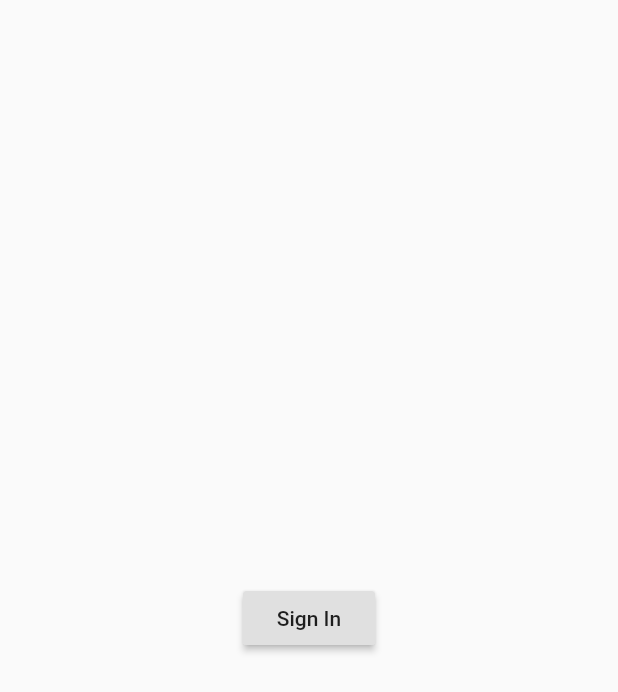
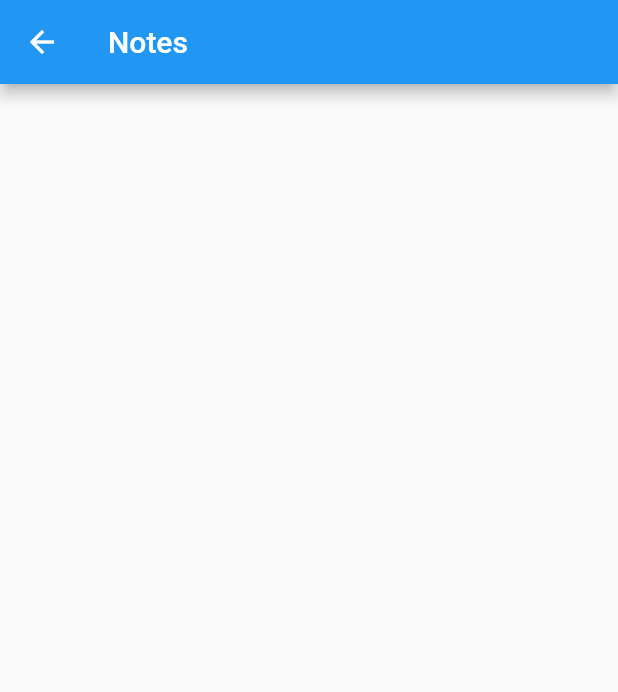
Before and after one commit to Divyanshu9676/notes, a Flutter app: the screen it shows after launch, after a tap on "Sign In", on a phone screen of 412 x 824 dp. Shown: the top 692 px of the screen. Run offline on Flutter 3.47's test engine with Material 2 defaults, Android fonts, the phone set to English and light mode, and no system bars; our stand-ins replace cloud_firestore, firebase_auth, firebase_core, google_sign_in, sqflite; accounts and stored records are empty.

Commit message:
Add files via upload

```diff
--- a/lib/pages/auth.dart
+++ b/lib/pages/auth.dart
@@ -5,6 +5,7 @@ import 'package:flutter/rendering.dart';
 import 'package:google_sign_in/google_sign_in.dart';
 import 'package:notes3/pages/test.dart';
 import 'package:notes3/pages/database.dart';
+import 'package:notes3/pages/show.dart';
 
 class AuthScreen extends StatefulWidget {
   @override
@@ -18,9 +19,13 @@ class _AuthScreen extends State<AuthScreen> {
   List a;
 
   Future<void> intoapp() async {
-    final result = await InternetAddress.lookup('google.com');
-    if (result.isNotEmpty && result[0].rawAddress.isNotEmpty) {handleSignIn(context);}
-    else{}
+    try {
+      final result = await InternetAddress.lookup('google.com');
+      if (result.isNotEmpty && result[0].rawAddress.isNotEmpty) {handleSignIn(context);}
+    } on SocketException catch (_) {
+      Navigator.push(
+          context, MaterialPageRoute(builder: (context) => offline()));
+    }
   }
 
   Future<void> handleSignIn(BuildContext context) async {
--- /dev/null
+++ b/lib/pages/show.dart
@@ -0,0 +1,19 @@
+import 'package:flutter/material.dart';
+import 'package:notes3/pages/database.dart';
+
+// ignore: camel_case_types
+class offline extends StatefulWidget {
+  @override
+  _offlineState createState() => _offlineState();
+}
+
+class _offlineState extends State<offline> {
+  @override
+  Widget build(BuildContext context) {
+    return Scaffold(
+        appBar: AppBar(
+        title: Text("Notes"),),
+      body: Text(""),
+    );
+  }
+}
```
Also changed, not shown: lib/pages/database.dart (+13 -1 lines).
